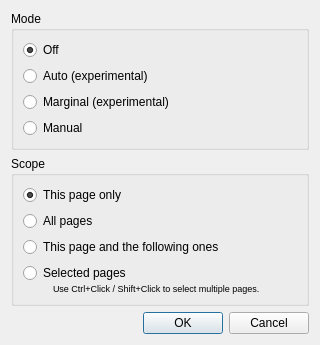
4lex4/scantailor-advanced, file filters/output/ui/OutputChangeDewarpingDialog.ui: the form before one commit.
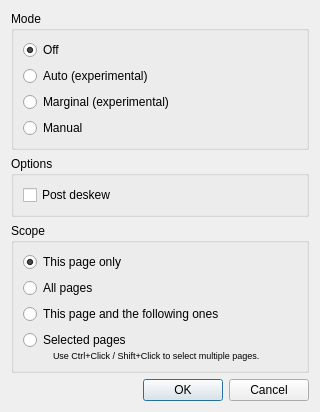
The form after the commit.

Commit message: + Option to disable post-deskew on dewarping. It should be applied to a cover with geometric distortions and without any text lines which the auto-deskew algorithm could rely on. Also it can be applied to pages with those that have non-horizontal text lines as part of book design and so the auto-deskew algorithm fails on that kind of pages. + DewarpingOptions class to support dewarping options. Code has been refactored. ~ Post-deskew on dewarping enabled now fills the outside pixels with the dominant gray color in a color mode.

The edit to the form file:
```diff
--- a/filters/output/ui/OutputChangeDewarpingDialog.ui
+++ b/filters/output/ui/OutputChangeDewarpingDialog.ui
@@ -10,7 +10,7 @@
     <x>0</x>
     <y>0</y>
     <width>320</width>
-    <height>287</height>
+    <height>371</height>
    </rect>
   </property>
   <property name="windowTitle">
@@ -63,6 +63,22 @@
      </layout>
     </widget>
    </item>
+   <item>
+    <widget class="QGroupBox" name="dewarpingOptionsGroup">
+     <property name="title">
+      <string>Options</string>
+     </property>
+     <layout class="QVBoxLayout" name="verticalLayout_5">
+      <item>
+       <widget class="QCheckBox" name="dewarpingPostDeskewCB">
+        <property name="text">
+         <string>Post deskew</string>
+        </property>
+       </widget>
+      </item>
+     </layout>
+    </widget>
+   </item>
    <item>
     <widget class="QGroupBox" name="groupBox_3">
      <property name="title">
```
Left out of the diff: 11 changed lines with no effect on the pictures. The commit also changes 25 other files.
